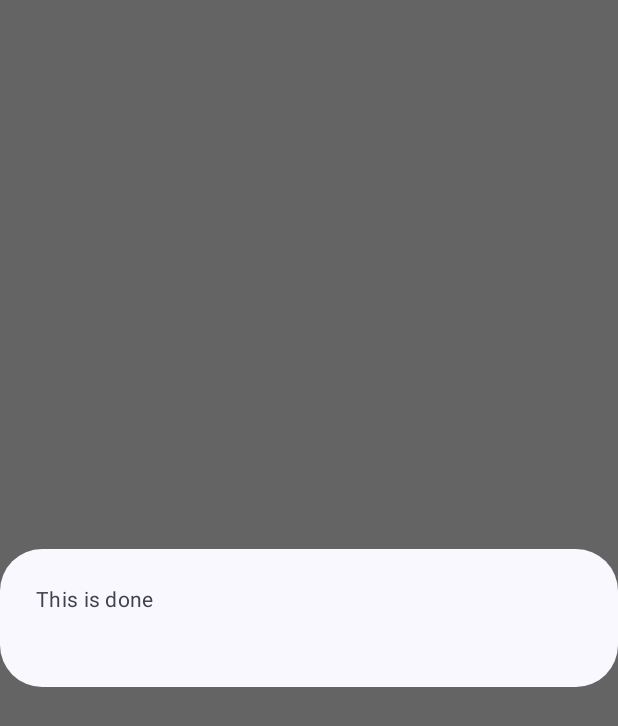
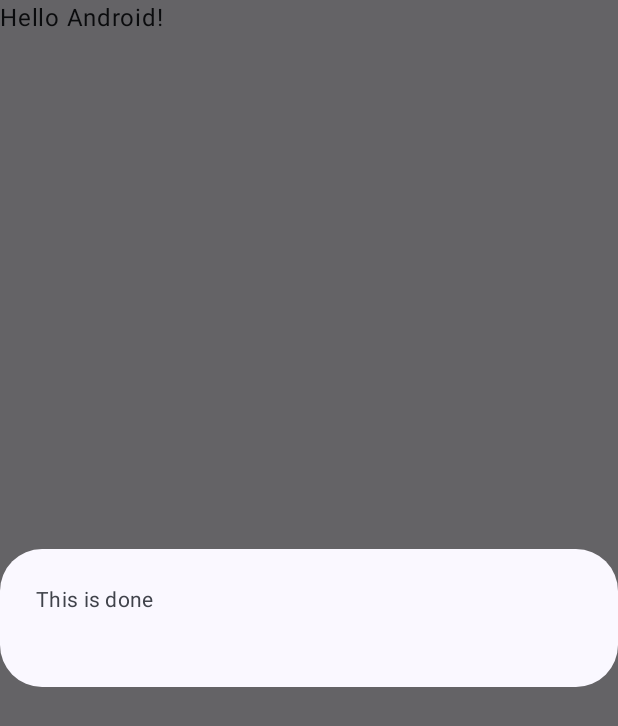
Before and after one commit to qasimrider/SharedLearning, an Android app built with Jetpack Compose: the screen it shows after launch (MainActivity), on a phone screen of 412 x 824 dp. Shown: the top 726 px of the screen. Run offline under Robolectric (Android 15) with nearby library versions, the phone set to English and light mode, and no system bars.

Commit message:
testing commit

```diff
--- a/app/src/main/java/com/learning/sharedlearning/MainActivity.kt
+++ b/app/src/main/java/com/learning/sharedlearning/MainActivity.kt
@@ -4,9 +4,11 @@ import android.os.Bundle
 import androidx.activity.ComponentActivity
 import androidx.activity.compose.setContent
 import androidx.compose.foundation.background
+import androidx.compose.foundation.layout.fillMaxSize
 import androidx.compose.foundation.layout.fillMaxWidth
 import androidx.compose.material3.AlertDialog
 import androidx.compose.material3.MaterialTheme
+import androidx.compose.material3.Surface
 import androidx.compose.material3.Text
 import androidx.compose.runtime.Composable
 import androidx.compose.ui.Modifier
@@ -18,12 +20,12 @@ class MainActivity : ComponentActivity() {
         super.onCreate(savedInstanceState)
         setContent {
             SharedLearningTheme {
-//                Surface(
-//                    modifier = Modifier.fillMaxSize(),
-//                    color = MaterialTheme.colorScheme.background
-//                ) {
-//                    Greeting("Android")
-//                }
+                Surface(
+                    modifier = Modifier.fillMaxSize(),
+                    color = MaterialTheme.colorScheme.background
+                ) {
+                    Greeting("Android")
+                }
 
                 AlertDialog(
                     containerColor = MaterialTheme.colorScheme.background,
```
